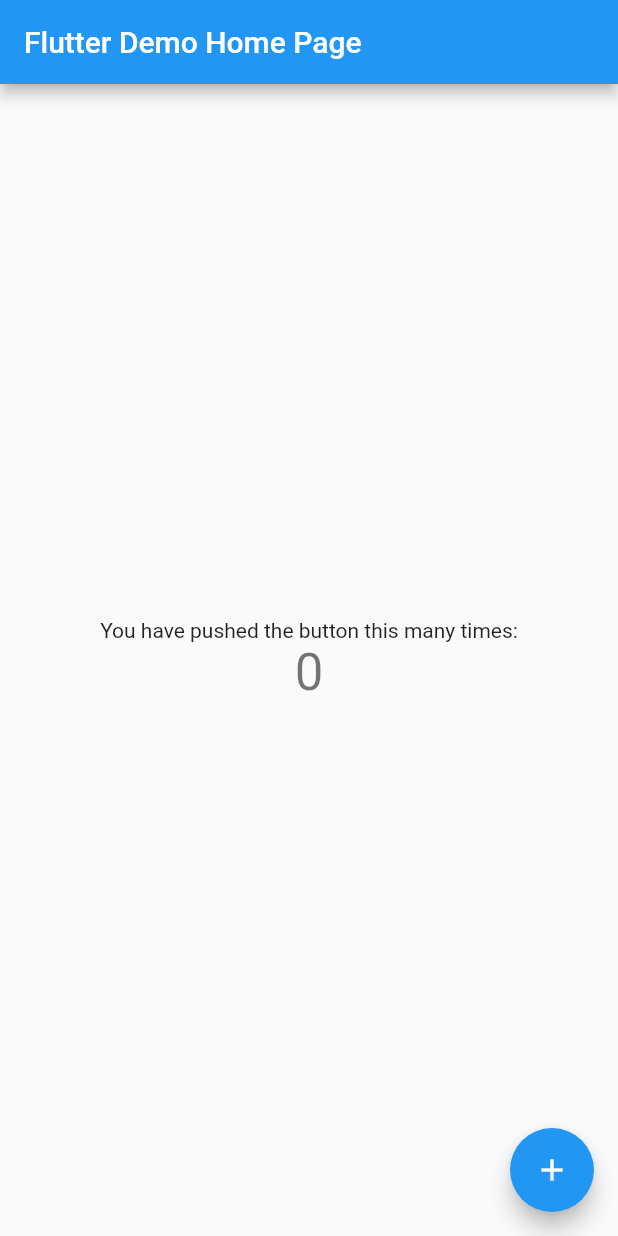
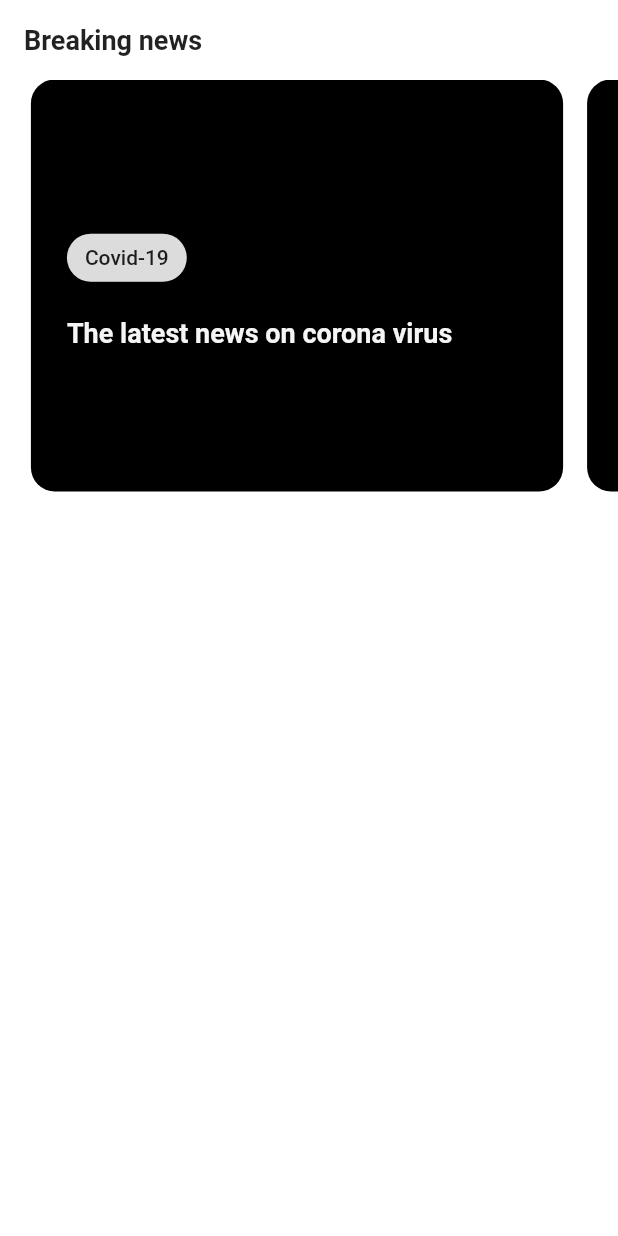
Before and after one commit to knowbee/ariana, a Flutter app: the screen it shows after launch, on a phone screen of 412 x 824 dp. Run offline on Flutter 3.47's test engine with Material 2 defaults, Android fonts, the light colour scheme and no system bars.

Commit message:
Adds breaking news widget

```diff
--- a/lib/main.dart
+++ b/lib/main.dart
@@ -1,3 +1,4 @@
+import 'package:ariana/widgets/breaking_news.dart';
 import 'package:flutter/material.dart';
 
 void main() {
@@ -7,109 +8,48 @@
 class MyApp extends StatelessWidget {
   const MyApp({super.key});
 
-  // This widget is the root of your application.
   @override
   Widget build(BuildContext context) {
     return MaterialApp(
-      title: 'Flutter Demo',
+      title: 'Ariana',
       theme: ThemeData(
-        // This is the theme of your application.
-        //
-        // Try running your application with "flutter run". You'll see the
-        // application has a blue toolbar. Then, without quitting the app, try
-        // changing the primarySwatch below to Colors.green and then invoke
-        // "hot reload" (press "r" in the console where you ran "flutter run",
-        // or simply save your changes to "hot reload" in a Flutter IDE).
-        // Notice that the counter didn't reset back to zero; the application
-        // is not restarted.
         primarySwatch: Colors.blue,
       ),
-      home: const MyHomePage(title: 'Flutter Demo Home Page'),
+      home: const MyHomePage(),
     );
   }
 }
 
 class MyHomePage extends StatefulWidget {
-  const MyHomePage({super.key, required this.title});
-
-  // This widget is the home page of your application. It is stateful, meaning
-  // that it has a State object (defined below) that contains fields that affect
-  // how it looks.
-
-  // This class is the configuration for the state. It holds the values (in this
-  // case the title) provided by the parent (in this case the App widget) and
-  // used by the build method of the State. Fields in a Widget subclass are
-  // always marked "final".
-
-  final String title;
+  const MyHomePage({Key? key}) : super(key: key);
 
   @override
   State<MyHomePage> createState() => _MyHomePageState();
 }
 
 class _MyHomePageState extends State<MyHomePage> {
-  int _counter = 0;
-
-  void _incrementCounter() {
-    setState(() {
-      // This call to setState tells the Flutter framework that something has
-      // changed in this State, which causes it to rerun the build method below
-      // so that the display can reflect the updated values. If we changed
-      // _counter without calling setState(), then the build method would not be
-      // called again, and so nothing would appear to happen.
-      _counter++;
-    });
-  }
-
   @override
   Widget build(BuildContext context) {
-    // This method is rerun every time setState is called, for instance as done
-    // by the _incrementCounter method above.
-    //
-    // The Flutter framework has been optimized to make rerunning build methods
-    // fast, so that you can just rebuild anything that needs updating rather
-    // than having to individually change instances of widgets.
-    return Scaffold(
-      appBar: AppBar(
-        // Here we take the value from the MyHomePage object that was created by
-        // the App.build method, and use it to set our appbar title.
-        title: Text(widget.title),
-      ),
-      body: Center(
-        // Center is a layout widget. It takes a single child and positions it
-        // in the middle of the parent.
-        child: Column(
-          // Column is also a layout widget. It takes a list of children and
-          // arranges them vertically. By default, it sizes itself to fit its
-          // children horizontally, and tries to be as tall as its parent.
-          //
-          // Invoke "debug painting" (press "p" in the console, choose the
-          // "Toggle Debug Paint" action from the Flutter Inspector in Android
-          // Studio, or the "Toggle Debug Paint" command in Visual Studio Code)
-          // to see the wireframe for each widget.
-          //
-          // Column has various properties to control how it sizes itself and
-          // how it positions its children. Here we use mainAxisAlignment to
-          // center the children vertically; the main axis here is the vertical
-          // axis because Columns are vertical (the cross axis would be
-          // horizontal).
-          mainAxisAlignment: MainAxisAlignment.center,
+    return SafeArea(
+      child: Scaffold(
+        backgroundColor: Colors.white,
+        body: Column(
+          mainAxisAlignment: MainAxisAlignment.start,
+          crossAxisAlignment: CrossAxisAlignment.start,
           children: <Widget>[
-            const Text(
-              'You have pushed the button this many times:',
+            const Padding(
+              padding: EdgeInsets.all(16.0),
+              child: Text(
+                "Breaking news",
+                style: TextStyle(fontWeight: FontWeight.w600, fontSize: 18),
+              ),
             ),
-            Text(
-              '$_counter',
-              style: Theme.of(context).textTheme.headline4,
-            ),
+            SizedBox(
+                height: MediaQuery.of(context).size.height / 3,
+                child: const BreakingNews())
           ],
         ),
       ),
-      floatingActionButton: FloatingActionButton(
-        onPressed: _incrementCounter,
-        tooltip: 'Increment',
-        child: const Icon(Icons.add),
-      ), // This trailing comma makes auto-formatting nicer for build methods.
     );
   }
 }
--- /dev/null
+++ b/lib/widgets/breaking_news.dart
@@ -0,0 +1,25 @@
+import 'package:ariana/widgets/breaking_news_item.dart';
+import 'package:flutter/material.dart';
+
+class BreakingNews extends StatefulWidget {
+  const BreakingNews({super.key});
+
+  @override
+  State<BreakingNews> createState() => _BreakingNewsState();
+}
+
+class _BreakingNewsState extends State<BreakingNews> {
+  @override
+  Widget build(BuildContext context) {
+    final PageController controller = PageController(viewportFraction: 0.9);
+    return PageView(
+      controller: controller,
+      children: const [
+        BreakingNewsItem(),
+        BreakingNewsItem(),
+        BreakingNewsItem(),
+        BreakingNewsItem(),
+      ],
+    );
+  }
+}
--- /dev/null
+++ b/lib/widgets/breaking_news_item.dart
@@ -0,0 +1,39 @@
+import 'package:flutter/material.dart';
+
+class BreakingNewsItem extends StatelessWidget {
+  const BreakingNewsItem({
+    Key? key,
+  }) : super(key: key);
+
+  @override
+  Widget build(BuildContext context) {
+    return Container(
+      padding:
+          const EdgeInsets.only(top: 16.0, bottom: 16, left: 24, right: 64),
+      margin: const EdgeInsets.only(right: 16),
+      decoration: BoxDecoration(
+        color: Colors.black,
+        borderRadius: BorderRadius.circular(16),
+      ),
+      child: Column(
+        crossAxisAlignment: CrossAxisAlignment.start,
+        mainAxisAlignment: MainAxisAlignment.center,
+        children: [
+          const Chip(
+            label: Text("Covid-19"),
+          ),
+          const SizedBox(
+            height: 16,
+          ),
+          Text(
+            "The latest news on corona virus",
+            style: TextStyle(
+                fontSize: 18,
+                fontWeight: FontWeight.w600,
+                color: Colors.grey.shade100),
+          )
+        ],
+      ),
+    );
+  }
+}
```
